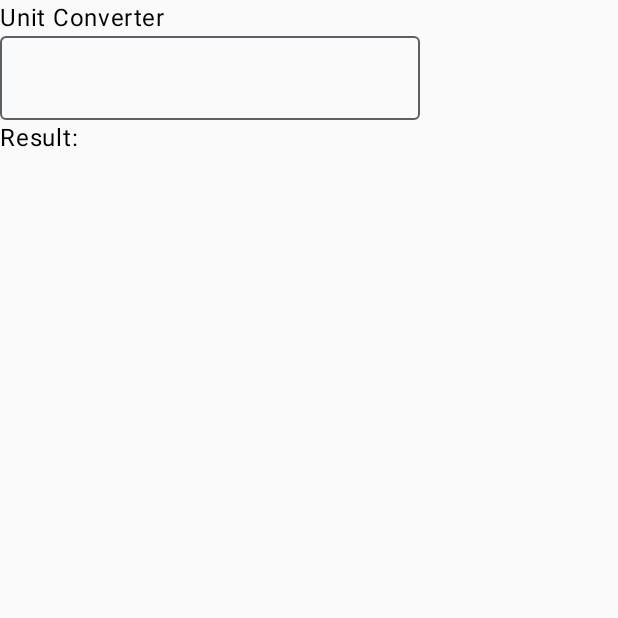
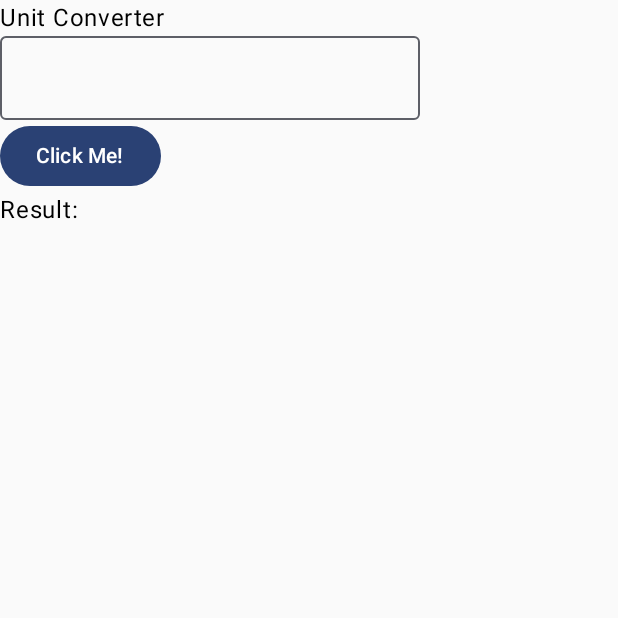
Before and after one commit to euclidesdry/uniit.converter-kotlin, an Android app built with Jetpack Compose: the screen it shows after launch (MainActivity), on a phone screen of 412 x 824 dp, the top half of it. Run offline under Robolectric (Android 15) with nearby library versions, the phone set to English and light mode, and no system bars.

Commit message:
feat: adding button, onClick, and Toast

```diff
--- a/app/src/main/java/com/example/uniitconverter/MainActivity.kt
+++ b/app/src/main/java/com/example/uniitconverter/MainActivity.kt
@@ -1,17 +1,17 @@
 package com.example.uniitconverter
 
 import android.os.Bundle
+import android.widget.Toast
 import androidx.activity.ComponentActivity
 import androidx.activity.compose.setContent
 import androidx.activity.enableEdgeToEdge
 import androidx.compose.foundation.layout.Column
 import androidx.compose.foundation.layout.Row
-import androidx.compose.foundation.layout.fillMaxSize
+import androidx.compose.material3.Button
 import androidx.compose.material3.OutlinedTextField
-import androidx.compose.material3.Scaffold
 import androidx.compose.material3.Text
 import androidx.compose.runtime.Composable
-import androidx.compose.ui.Modifier
+import androidx.compose.ui.platform.LocalContext
 import androidx.compose.ui.tooling.preview.Preview
 import com.example.uniitconverter.ui.theme.UniitConverterTheme
 
@@ -34,7 +34,15 @@ fun UnitConverter() {
         OutlinedTextField(value = "", onValueChange = {})
 
         Row {
+            val context = LocalContext.current
 
+            Button(onClick = { Toast
+                .makeText(context,
+                    "Thanks for clicking!",
+                    Toast.LENGTH_LONG).show() })
+            {
+                Text("Click Me!")
+            }
         }
         Text("Result:")
     }
```
